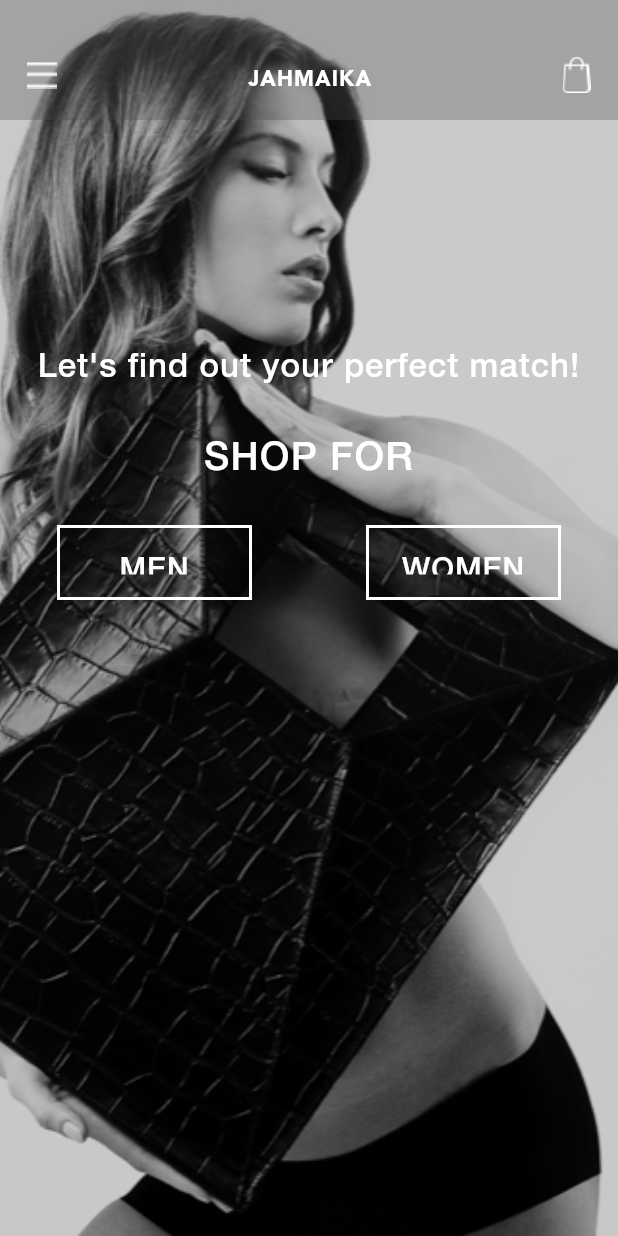
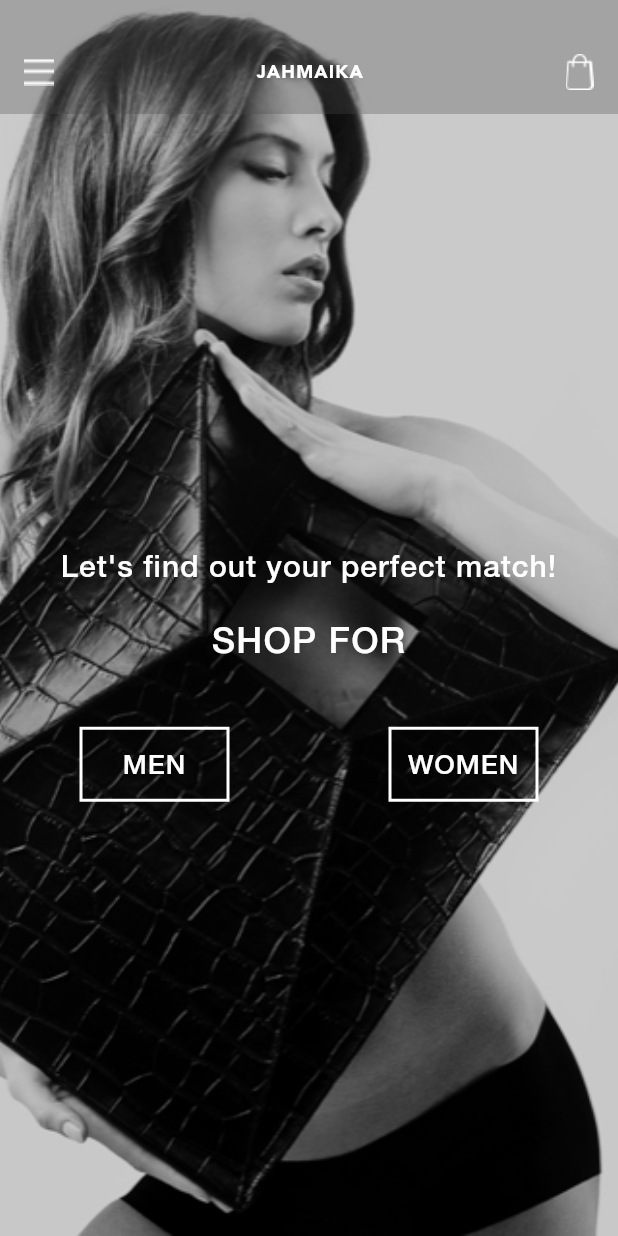
Before and after one commit to Stunntech/boutique-mobile-flutter, a Flutter app: the GenderSelectionPage screen opened by its route, on a phone screen of 412 x 824 dp. Run offline on Flutter 3.47's test engine with Material 2 defaults, Android fonts, the phone set to English and light mode, and no system bars; project files that could hold a hidden picture were left out.

Commit message:
design tweaks

```diff
--- a/lib/screens/home_screens/gender_selection.dart
+++ b/lib/screens/home_screens/gender_selection.dart
@@ -3,99 +3,55 @@ import 'package:flutter_jahmaika/screens/cart_checkout_screens/shopping_cart.dar
 import 'package:flutter_jahmaika/screens/home_screens/item_category_selection.dart';
 import 'package:flutter_jahmaika/screens/sidenavigation_and_tracking_screens/side_navigation.dart';
 
-class ButtonSection extends StatelessWidget {
+class GenderSelectionPage extends StatefulWidget {
+  GenderSelectionPageState createState() => GenderSelectionPageState();
+}
+
+class GenderSelectionPageState extends State<GenderSelectionPage> {
+  double _TEXT_SIZE_BUTTON_TEXT;
+  double _TEXT_SIZE_SHOP_FOR;
+  double _TEXT_SIZE_PERFECT_MATCH;
+  double _TEXT_SIZE_JAHMAIKA;
+  double _BUTTON_WIDTH;
+  double _BUTTON_HEIGHT;
+  double _BUTTON_BORDER_WIDTH;
+  double _PADDING_SMALL;
+  double _MARGIN_SMALL;
+  double _MARGIN_LARGE;
+
   @override
   Widget build(BuildContext context) {
-    return new Container(
-      margin: new EdgeInsets.only(top: 32.0),
-      child: new Row(
-        mainAxisAlignment: MainAxisAlignment.center,
-        children: <Widget>[
-          new Expanded(
-            child: new Container(
-              child: new FlatButton(
-                  child: new Container(
-                    alignment: AlignmentDirectional.center,
-                    width: 130.0,
-                    height: 50.0,
-                    padding: new EdgeInsets.only(
-                        left: 10.0, right: 10.0, top: 15.0, bottom: 15.0),
-                    decoration: new BoxDecoration(
-                      shape: BoxShape.rectangle,
-                      border: new Border.all(
-                        color: Colors.white,
-                        width: 2.0,
-                      ),
-                    ),
-                    child: new Text(
-                      'MEN',
-                      style: new TextStyle(
-                        color: Colors.white,
-                        fontSize: 20.0,
-                        fontFamily: 'helvetica_neue_medium',
-                        letterSpacing: 0.63,
-                      ),
-                      textAlign: TextAlign.center,
-                    ),
-                  ),
-                  onPressed: () {
-                    Navigator.push(
-                      context,
-                      new MaterialPageRoute(
-                          builder: (context) =>
-                              new ItemCategorySelectionPage()),
-                    );
-                  }),
-            ),
+    var shortestSide = MediaQuery.of(context).size.shortestSide;
+    _setFontSizeAndStyle(shortestSide);
+
+    return new Scaffold(
+      body: new Container(
+        decoration: new BoxDecoration(
+          image: new DecorationImage(
+            image: new AssetImage("assets/images/bg_gender_selection.png"),
+            fit: BoxFit.cover,
           ),
-          new Expanded(
-            child: new Container(
-              child: new FlatButton(
-                  child: new Container(
-                    alignment: AlignmentDirectional.center,
-                    width: 130.0,
-                    height: 50.0,
-                    padding: new EdgeInsets.only(
-                        left: 10.0, right: 10.0, top: 15.0, bottom: 15.0),
-                    decoration: new BoxDecoration(
-                      shape: BoxShape.rectangle,
-                      border: new Border.all(
-                        color: Colors.white,
-                        width: 2.0,
-                      ),
-                    ),
-                    child: new Text(
-                      'WOMEN',
-                      style: new TextStyle(
-                        color: Colors.white,
-                        fontSize: 20.0,
-                        fontFamily: 'helvetica_neue_medium',
-                        letterSpacing: 0.63,
-                      ),
-                      textAlign: TextAlign.center,
-                    ),
-                  ),
-                  onPressed: () {
-                    Navigator.push(
-                      context,
-                      new MaterialPageRoute(
-                          builder: (context) =>
-                              new ItemCategorySelectionPage()),
-                    );
-                  }),
-            ),
-          ),
-        ],
+        ),
+        child: new Column(
+          children: <Widget>[
+            _buildCustomAppBar(),
+            _buildScreenBody(),
+          ],
+        ),
       ),
     );
   }
-}
 
-class CustomAppBar extends StatelessWidget {
   @override
-  Widget build(BuildContext context) {
+  void initState() {
+    super.initState();
+
+    // FlutterStatusbarcolor.setStatusBarColor(Colors.green);
+  }
+
+  Widget _buildCustomAppBar() {
     return new Container(
-      padding: new EdgeInsets.all(8.0),
+      padding: new EdgeInsets.all(_PADDING_SMALL),
       decoration: new BoxDecoration(
         color: const Color(0x4D4a4a4a),
       ),
@@ -111,21 +67,21 @@ class CustomAppBar extends StatelessWidget {
               );
             },
             child: new Container(
-              margin: new EdgeInsets.only(top: 20.0),
-              padding: new EdgeInsets.all(10.0),
+              margin: new EdgeInsets.only(top: _MARGIN_SMALL),
+              padding: new EdgeInsets.all(_PADDING_SMALL),
               child: new Image.asset(
                 "assets/images/menu_white.png",
               ),
             ),
           ),
           new Container(
-            margin: new EdgeInsets.only(top: 25.0),
+            margin: new EdgeInsets.only(top: _MARGIN_SMALL),
             child: new Text(
               'JAHMAIKA',
               textAlign: TextAlign.center,
               style: new TextStyle(
                 color: Colors.white,
-                fontSize: 14.0,
+                fontSize: _TEXT_SIZE_JAHMAIKA,
                 fontFamily: 'avenir_black',
                 letterSpacing: 0.78,
               ),
@@ -141,8 +97,8 @@ class CustomAppBar extends StatelessWidget {
             },
             child: new Container(
               alignment: Alignment.topRight,
-              margin: new EdgeInsets.only(top: 20.0),
-              padding: new EdgeInsets.all(10.0),
+              margin: new EdgeInsets.only(top: _MARGIN_SMALL),
+              padding: new EdgeInsets.all(_PADDING_SMALL),
               child: new Image.asset(
                 "assets/images/shopping_bag_white.png",
               ),
@@ -152,60 +108,21 @@ class CustomAppBar extends StatelessWidget {
       ),
     );
   }
-}
 
-class GenderSelectionPage extends StatefulWidget {
-  GenderSelectionPageState createState() => GenderSelectionPageState();
-}
-
-class GenderSelectionPageState extends State<GenderSelectionPage> {
-  @override
-  Widget build(BuildContext context) {
-    return new Scaffold(
-      body: new Container(
-        decoration: new BoxDecoration(
-          image: new DecorationImage(
-            image: new AssetImage("assets/images/bg_gender_selection.png"),
-            fit: BoxFit.cover,
-          ),
-        ),
-        child: new Column(
-          children: <Widget>[
-            new CustomAppBar(),
-            new StaticText(),
-            new ButtonSection(),
-          ],
-        ),
-      ),
-    );
-  }
-
-  @override
-  void initState() {
-    super.initState();
-
-    // FlutterStatusbarcolor.setStatusBarColor(Colors.green);
-  }
-}
-
-class StaticText extends StatelessWidget {
-  @override
-  Widget build(BuildContext context) {
-    return new Container(
-      margin: new EdgeInsets.only(top: 150.0),
-      alignment: Alignment.center,
+  Widget _buildScreenBody() {
+    return new Expanded(
       child: new Column(
-        crossAxisAlignment: CrossAxisAlignment.stretch,
         mainAxisAlignment: MainAxisAlignment.center,
         children: <Widget>[
           new Container(
+            margin: new EdgeInsets.only(bottom: _MARGIN_LARGE),
             alignment: Alignment.center,
             child: new Text(
               "Let's find out your perfect match!",
               textAlign: TextAlign.center,
               style: new TextStyle(
                 color: Colors.white,
-                fontSize: 22.0,
+                fontSize: _TEXT_SIZE_PERFECT_MATCH,
                 fontFamily: 'helvetica_neue_medium',
                 letterSpacing: 0.69,
               ),
@@ -213,20 +130,124 @@ class StaticText extends StatelessWidget {
           ),
           new Container(
             alignment: Alignment.center,
-            margin: new EdgeInsets.only(top: 32.0),
+            margin: new EdgeInsets.only(bottom: _MARGIN_LARGE),
             child: new Text(
               "SHOP FOR",
               textAlign: TextAlign.center,
               style: new TextStyle(
                 color: Colors.white,
-                fontSize: 26.0,
+                fontSize: _TEXT_SIZE_SHOP_FOR,
                 fontFamily: 'helvetica_neue_medium',
                 letterSpacing: 0.83,
               ),
+            ),
+          ),
+          new Container(
+            margin: new EdgeInsets.only(top: _MARGIN_SMALL),
+            child: new Row(
+              mainAxisAlignment: MainAxisAlignment.center,
+              children: <Widget>[
+                new Expanded(
+                  child: new Container(
+                    child: new FlatButton(
+                        child: new Container(
+                          alignment: Alignment.center,
+                          width: _BUTTON_WIDTH,
+                          height: _BUTTON_HEIGHT,
+                          decoration: new BoxDecoration(
+                            shape: BoxShape.rectangle,
+                            border: new Border.all(
+                              color: Colors.white,
+                              width: _BUTTON_BORDER_WIDTH,
+                            ),
+                          ),
+                          child: new Text(
+                            'MEN',
+                            style: new TextStyle(
+                              color: Colors.white,
+                              fontSize: _TEXT_SIZE_BUTTON_TEXT,
+                              fontFamily: 'helvetica_neue_medium',
+                              letterSpacing: 0.63,
+                            ),
+                            textAlign: TextAlign.center,
+                          ),
+                        ),
+                        onPressed: () {
+                          Navigator.push(
+                            context,
+                            new MaterialPageRoute(
+                                builder: (context) =>
+                                    new ItemCategorySelectionPage()),
+                          );
+                        }),
+                  ),
+                ),
+                new Expanded(
+                  child: new Container(
+                    child: new FlatButton(
+                        child: new Container(
+                          alignment: Alignment.center,
+                          width: _BUTTON_WIDTH,
+                          height: _BUTTON_HEIGHT,
+                          decoration: new BoxDecoration(
+                            shape: BoxShape.rectangle,
+                            border: new Border.all(
+                              color: Colors.white,
+                              width: _BUTTON_BORDER_WIDTH,
+                            ),
+                          ),
+                          child: new Text(
+                            'WOMEN',
+                            style: new TextStyle(
+                              color: Colors.white,
+                              fontSize: _TEXT_SIZE_BUTTON_TEXT,
+                              fontFamily: 'helvetica_neue_medium',
+                              letterSpacing: 0.63,
+                            ),
+                            textAlign: TextAlign.center,
+                          ),
+                        ),
+                        onPressed: () {
+                          Navigator.push(
+                            context,
+                            new MaterialPageRoute(
+                                builder: (context) =>
+                                    new ItemCategorySelectionPage()),
+                          );
+                        }),
+                  ),
+                ),
+              ],
             ),
           ),
         ],
       ),
     );
   }
+
+  void _setFontSizeAndStyle(double shortestSide) {
+    if (shortestSide < 600) {
+      _TEXT_SIZE_BUTTON_TEXT = 18.0;
+      _TEXT_SIZE_SHOP_FOR = 24.0;
+      _TEXT_SIZE_PERFECT_MATCH = 20.0;
+      _TEXT_SIZE_JAHMAIKA = 12.0;
+      _BUTTON_WIDTH = 100.0;
+      _BUTTON_HEIGHT = 50.0;
+      _BUTTON_BORDER_WIDTH = 2.0;
+      _PADDING_SMALL = 8.0;
+      _MARGIN_SMALL = 20.0;
+      _MARGIN_LARGE = 24.0;
+    } else if (shortestSide >= 600) {
+      _TEXT_SIZE_BUTTON_TEXT = 36.0;
+      _TEXT_SIZE_SHOP_FOR = 48.0;
+      _TEXT_SIZE_PERFECT_MATCH = 40.0;
+      _TEXT_SIZE_JAHMAIKA = 24.0;
+      _BUTTON_WIDTH = 200.0;
+      _BUTTON_HEIGHT = 80.0;
+      _BUTTON_BORDER_WIDTH = 3.0;
+      _PADDING_SMALL = 12.0;
+      _MARGIN_SMALL = 30.0;
+      _MARGIN_LARGE = 36.0;
+    }
+  }
 }
```
